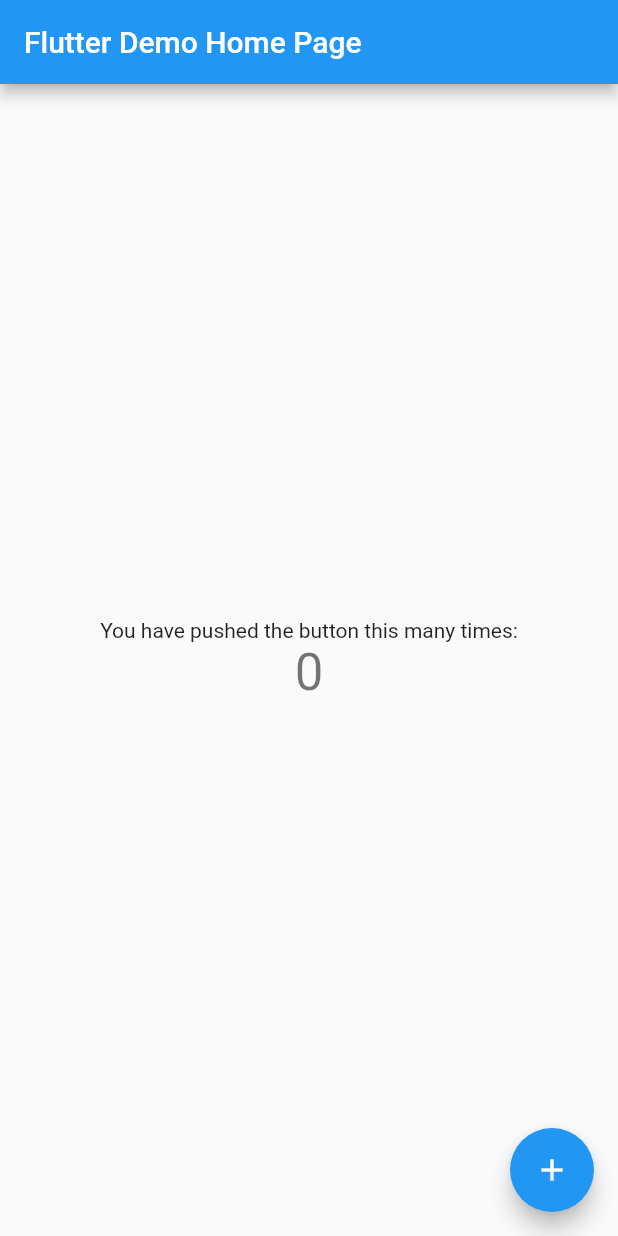
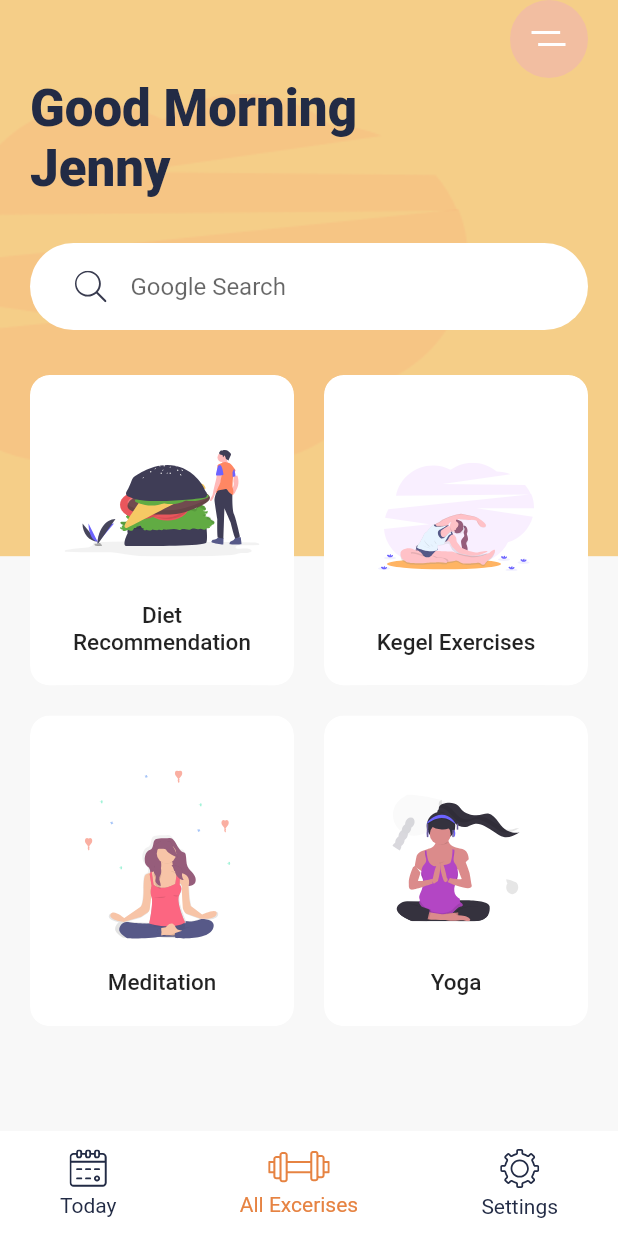
Before and after one commit to yihangyang/flutter_fitnessapp, a Flutter app: the screen it shows after launch, on a phone screen of 412 x 824 dp. Run offline on Flutter 3.47's test engine with Material 2 defaults, Android fonts, the phone set to English and light mode, and no system bars; our stand-ins replace flutter_svg.

Commit message:
finish basic(home and meditation)

```diff
--- /dev/null
+++ b/fitness_app/lib/constants.dart
@@ -0,0 +1,8 @@
+import 'package:flutter/material.dart';
+
+const kBackgroundColor = Color(0xFFF8F8F8);
+const kActiveIconColor = Color(0xFFE68342);
+const kTextColor = Color(0xFF222B45);
+const kBlueLightColor = Color(0xFFC7B8F5);
+const kBlueColor = Color(0xFF817DC0);
+const kShadowColor = Color(0xFFE6E6E6);
--- a/fitness_app/lib/main.dart
+++ b/fitness_app/lib/main.dart
@@ -1,4 +1,10 @@
+import 'package:fitness_app/screens/detail_screen.dart';
+import 'package:fitness_app/widgets/bottom_nav_bar.dart';
+import 'package:fitness_app/widgets/categorie_card.dart';
+import 'package:fitness_app/widgets/search_bar.dart';
 import 'package:flutter/material.dart';
+import 'package:fitness_app/constants.dart';
+import 'package:flutter_svg/flutter_svg.dart';
 
 void main() {
   runApp(MyApp());
@@ -9,109 +15,145 @@ class MyApp extends StatelessWidget {
   @override
   Widget build(BuildContext context) {
     return MaterialApp(
+      debugShowCheckedModeBanner: false,
       title: 'Flutter Demo',
       theme: ThemeData(
-        // This is the theme of your application.
-        //
-        // Try running your application with "flutter run". You'll see the
-        // application has a blue toolbar. Then, without quitting the app, try
-        // changing the primarySwatch below to Colors.green and then invoke
-        // "hot reload" (press "r" in the console where you ran "flutter run",
-        // or simply save your changes to "hot reload" in a Flutter IDE).
-        // Notice that the counter didn't reset back to zero; the application
-        // is not restarted.
-        primarySwatch: Colors.blue,
-        // This makes the visual density adapt to the platform that you run
-        // the app on. For desktop platforms, the controls will be smaller and
-        // closer together (more dense) than on mobile platforms.
-        visualDensity: VisualDensity.adaptivePlatformDensity,
+        fontFamily: "Cairo",
+        scaffoldBackgroundColor: kBackgroundColor,
+        textTheme: Theme.of(context).textTheme.apply(displayColor: kTextColor),
       ),
-      home: MyHomePage(title: 'Flutter Demo Home Page'),
+      home: HomeScreen(),
     );
   }
 }
 
-class MyHomePage extends StatefulWidget {
-  MyHomePage({Key key, this.title}) : super(key: key);
-
-  // This widget is the home page of your application. It is stateful, meaning
-  // that it has a State object (defined below) that contains fields that affect
-  // how it looks.
-
-  // This class is the configuration for the state. It holds the values (in this
-  // case the title) provided by the parent (in this case the App widget) and
-  // used by the build method of the State. Fields in a Widget subclass are
-  // always marked "final".
-
-  final String title;
-
+class HomeScreen extends StatelessWidget {
   @override
-  _MyHomePageState createState() => _MyHomePageState();
+  Widget build(BuildContext context) {
+    var size = MediaQuery.of(context).size; // total height and width of device
+    return Scaffold(
+      bottomNavigationBar: BottomNavBar(),
+      body: Stack(
+        children: <Widget>[
+          Container(
+            height: size.height * .45, // height of container is 45% of total
+            decoration: BoxDecoration(
+              color: Color(0xFFF5CE88),
+              image: DecorationImage(
+                alignment: Alignment.centerLeft,
+                image: AssetImage("assets/images/undraw_pilates_gpdb.png"),
+              ),
+            ),
+            //color: Colors.black,
+          ),
+          SafeArea(
+            child: Padding(
+              padding: const EdgeInsets.symmetric(horizontal: 20),
+              child: Column(
+                crossAxisAlignment: CrossAxisAlignment.start,
+                children: <Widget>[
+                  Align(
+                    alignment: Alignment.topRight,
+                    child: Container(
+                      alignment: Alignment.center,
+                      height: 52,
+                      width: 52,
+                      decoration: BoxDecoration(
+                        color: Color(0xFFF2BEA1),
+                        shape: BoxShape.circle
+                      ),
+                      child: SvgPicture.asset("assets/icons/menu.svg"),
+                    )
+                  ),
+                  Text(
+                    "Good Morning \nJenny",
+                    style: Theme.of(context)
+                      .textTheme
+                      .display1
+                      .copyWith(fontWeight: FontWeight.w900),
+                  ),
+                  SearchBar(),
+                  Expanded(
+                    child:  GridView.count(
+                      crossAxisCount: 2,
+                      childAspectRatio: .85,
+                      crossAxisSpacing: 20,
+                      mainAxisSpacing: 20,
+                      children: <Widget>[
+                        CategorieCard(
+                          title: "Diet Recommendation",
+                          svgSrc: "assets/icons/Hamburger.svg",
+                          press: () {},
+                        ),
+                        CategorieCard(
+                          title: "Kegel Exercises",
+                          svgSrc: "assets/icons/Excrecises.svg",
+                          press: () {},
+                        ),
+                        CategorieCard(
+                          title: "Meditation",
+                          svgSrc: "assets/icons/Meditation.svg",
+                          press: () {
+                            Navigator.push(
+                              context,
+                              MaterialPageRoute(builder: (context) {
+                                return DetailScreen();
+                              })
+                            );
+                          },
+                        ),
+                        CategorieCard(
+                          title: "Yoga",
+                          svgSrc: "assets/icons/yoga.svg",
+                          press: () {},
+                        ),
+                      ],
+                    )
+                  )
+                ],
+              ),
+            )
+          )
+        ],
+      )
+    );
+  }
 }
 
-class _MyHomePageState extends State<MyHomePage> {
-  int _counter = 0;
 
-  void _incrementCounter() {
-    setState(() {
-      // This call to setState tells the Flutter framework that something has
-      // changed in this State, which causes it to rerun the build method below
-      // so that the display can reflect the updated values. If we changed
-      // _counter without calling setState(), then the build method would not be
-      // called again, and so nothing would appear to happen.
-      _counter++;
-    });
-  }
+
+
+
+class BottomNavItem extends StatelessWidget {
+  final String svgScr;
+  final String title;
+  final Function press;
+  final bool isActive;
+  const BottomNavItem({
+    Key key,
+    this.svgScr,
+    this.title,
+    this.press,
+    this.isActive = false,
+  }) : super(key: key);
 
   @override
   Widget build(BuildContext context) {
-    // This method is rerun every time setState is called, for instance as done
-    // by the _incrementCounter method above.
-    //
-    // The Flutter framework has been optimized to make rerunning build methods
-    // fast, so that you can just rebuild anything that needs updating rather
-    // than having to individually change instances of widgets.
-    return Scaffold(
-      appBar: AppBar(
-        // Here we take the value from the MyHomePage object that was created by
-        // the App.build method, and use it to set our appbar title.
-        title: Text(widget.title),
+    return GestureDetector(
+      onTap: press,
+      child: Column(
+        mainAxisAlignment: MainAxisAlignment.spaceAround,
+        children: <Widget>[
+          SvgPicture.asset(
+            svgScr,
+            color: isActive ? kActiveIconColor: kTextColor,
+          ),
+          Text(
+            title,
+            style: TextStyle(color: isActive ? kActiveIconColor : kTextColor),
+          )
+        ]
       ),
-      body: Center(
-        // Center is a layout widget. It takes a single child and positions it
-        // in the middle of the parent.
-        child: Column(
-          // Column is also a layout widget. It takes a list of children and
-          // arranges them vertically. By default, it sizes itself to fit its
-          // children horizontally, and tries to be as tall as its parent.
-          //
-          // Invoke "debug painting" (press "p" in the console, choose the
-          // "Toggle Debug Paint" action from the Flutter Inspector in Android
-          // Studio, or the "Toggle Debug Paint" command in Visual Studio Code)
-          // to see the wireframe for each widget.
-          //
-          // Column has various properties to control how it sizes itself and
-          // how it positions its children. Here we use mainAxisAlignment to
-          // center the children vertically; the main axis here is the vertical
-          // axis because Columns are vertical (the cross axis would be
-          // horizontal).
-          mainAxisAlignment: MainAxisAlignment.center,
-          children: <Widget>[
-            Text(
-              'You have pushed the button this many times:',
-            ),
-            Text(
-              '$_counter',
-              style: Theme.of(context).textTheme.headline4,
-            ),
-          ],
-        ),
-      ),
-      floatingActionButton: FloatingActionButton(
-        onPressed: _incrementCounter,
-        tooltip: 'Increment',
-        child: Icon(Icons.add),
-      ), // This trailing comma makes auto-formatting nicer for build methods.
     );
   }
 }
--- /dev/null
+++ b/fitness_app/lib/widgets/bottom_nav_bar.dart
@@ -0,0 +1,37 @@
+import 'package:flutter/material.dart';
+
+import '../main.dart';
+
+
+class BottomNavBar extends StatelessWidget {
+  const BottomNavBar({
+    Key key,
+  }) : super(key: key);
+
+  @override
+  Widget build(BuildContext context) {
+    return Container(
+      padding: EdgeInsets.symmetric(horizontal: 40, vertical: 10),
+      height: 70,
+      color: Colors.white,
+      child: Row(
+        mainAxisAlignment: MainAxisAlignment.spaceBetween,
+        children: <Widget>[
+          BottomNavItem(
+            title: "Today",
+            svgScr: "assets/icons/calendar.svg",
+          ),
+          BottomNavItem(
+            title: "All Excerises",
+            svgScr: "assets/icons/gym.svg",
+            isActive: true,
+          ),
+          BottomNavItem(
+            title: "Settings",
+            svgScr: "assets/icons/Settings.svg",
+          ),
+        ],
+      ),
+    );
+  }
+}
--- /dev/null
+++ b/fitness_app/lib/widgets/categorie_card.dart
@@ -0,0 +1,62 @@
+import 'package:flutter/material.dart';
+import 'package:flutter_svg/flutter_svg.dart';
+
+import '../constants.dart';
+
+class CategorieCard extends StatelessWidget {
+  final String svgSrc;
+  final String title;
+  final Function press;
+  const CategorieCard({
+    Key key,
+    this.svgSrc,
+    this.title,
+    this.press,
+  }) : super(key: key);
+
+  @override
+  Widget build(BuildContext context) {
+    return ClipRRect(
+      borderRadius: BorderRadius.circular(13),
+      child: Container(
+        // padding: EdgeInsets.all(20),
+        decoration: BoxDecoration(
+          color: Colors.white,
+          borderRadius: BorderRadius.circular(13),
+          boxShadow: [
+            BoxShadow(
+              offset: Offset(0, 17),
+              blurRadius: 17,
+              spreadRadius: -23,
+              color: kShadowColor
+            )
+          ]
+        ),
+        child: Material(
+          color: Colors.transparent,
+          child: InkWell(
+            onTap: press,
+            child: Padding(
+              padding: const EdgeInsets.all(20.0),
+              child: Column(
+                children: <Widget>[
+                  Spacer(),
+                  SvgPicture.asset(svgSrc),
+                  Spacer(),
+                  Text(
+                    title,
+                    textAlign: TextAlign.center,
+                    style: Theme.of(context)
+                      .textTheme
+                      .title
+                      .copyWith(fontSize: 15),
+                  )
+                ],
+              ),
+            ),
+          ),
+        ),
+      ),
+    );
+  }
+}
--- /dev/null
+++ b/fitness_app/lib/widgets/search_bar.dart
@@ -0,0 +1,27 @@
+import 'package:flutter/material.dart';
+import 'package:flutter_svg/flutter_svg.dart';
+
+class SearchBar extends StatelessWidget {
+  const SearchBar({
+    Key key,
+  }) : super(key: key);
+
+  @override
+  Widget build(BuildContext context) {
+    return Container(
+      margin: EdgeInsets.symmetric(vertical: 30),
+      padding: EdgeInsets.symmetric(horizontal: 30, vertical: 5),
+      decoration: BoxDecoration(
+        color: Colors.white,
+        borderRadius: BorderRadius.circular(29.5)
+      ),
+      child: TextField(
+        decoration: InputDecoration(
+          hintText: "Google Search",
+          icon: SvgPicture.asset("assets/icons/search.svg"),
+          border: InputBorder.none
+        ),
+      ),
+    );
+  }
+}
```
Also changed, not shown: fitness_app/lib/screens/detail_screen.dart (added, +234 -0 lines), fitness_app/pubspec.yaml (+14 -0 lines), fitness_app/pubspec.lock.
